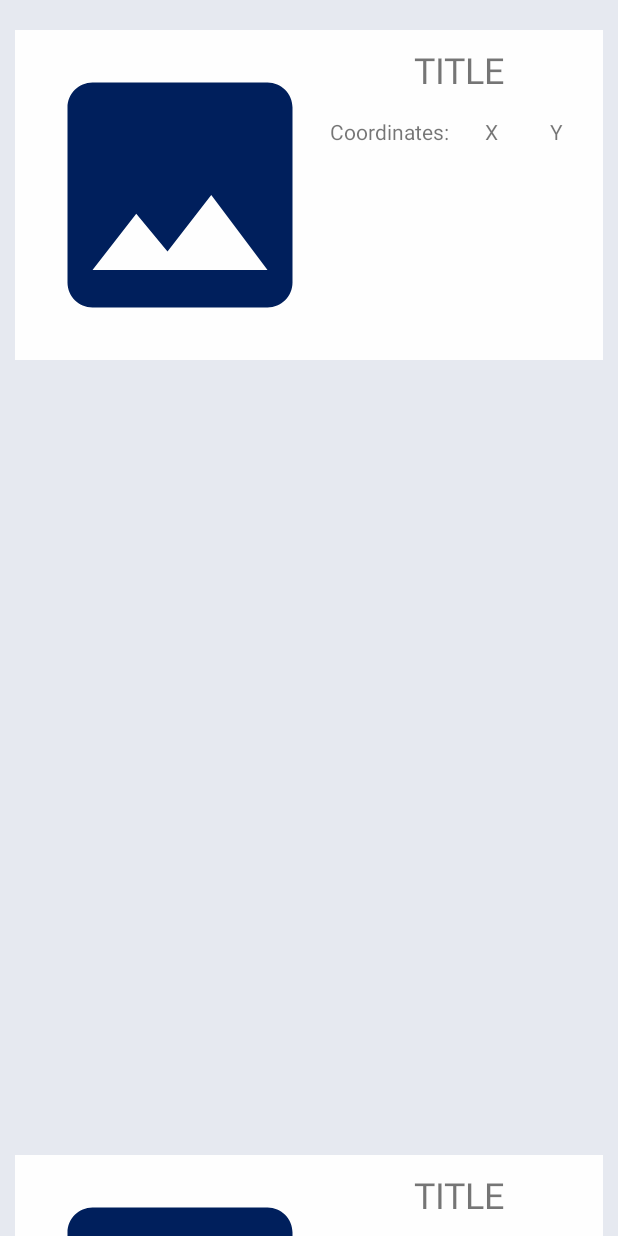
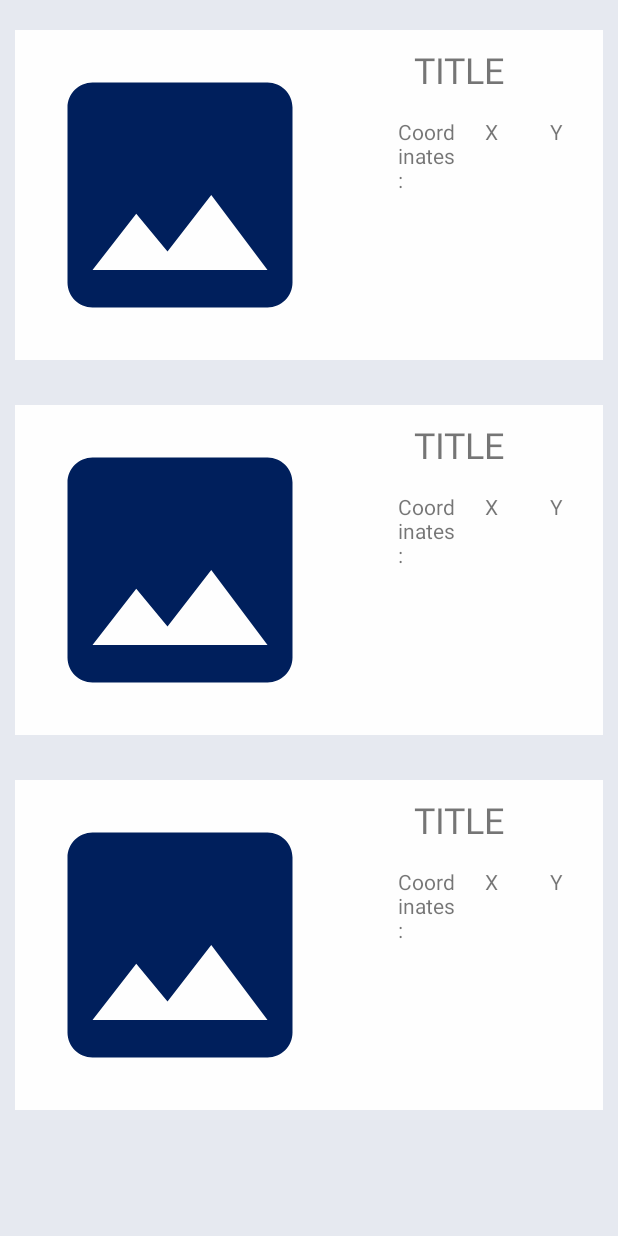
Before and after one commit to IMSGroup4/Application, an Android app: the layout fragment_obstacles.xml on its own in the app's theme, with its tools: preview values and no code run, on a phone screen of 412 x 824 dp. Run offline under Robolectric (Android 15) with nearby library versions, the phone set to English and light mode, and no system bars; network calls fail.

Commit message:
fixed obstacles item bug

```diff
--- a/app/src/main/res/layout/fragment_obstacles.xml
+++ b/app/src/main/res/layout/fragment_obstacles.xml
@@ -9,7 +9,7 @@
     <androidx.constraintlayout.widget.ConstraintLayout
         android:layout_width="match_parent"
         android:layout_height="wrap_content"
-        android:layout_marginTop="30sp"
+        android:layout_marginTop="20sp"
         tools:ignore="MissingConstraints">
             <androidx.recyclerview.widget.RecyclerView
                 android:id="@+id/recycle_view"
--- a/app/src/main/res/layout/home_activity.xml
+++ b/app/src/main/res/layout/home_activity.xml
@@ -99,7 +99,7 @@
             android:id="@+id/map_button"
             android:layout_width="wrap_content"
             android:layout_height="wrap_content"
-            android:layout_weight="1.5"
+            android:layout_weight="1"
             android:backgroundTint="@color/main_color"
             android:drawableTop="@drawable/map"
             android:padding="20sp"
--- a/app/src/main/res/layout/obstacle_item.xml
+++ b/app/src/main/res/layout/obstacle_item.xml
@@ -2,7 +2,7 @@
 <androidx.constraintlayout.widget.ConstraintLayout xmlns:android="http://schemas.android.com/apk/res/android"
     xmlns:tools="http://schemas.android.com/tools"
     android:layout_width="match_parent"
-    android:layout_height="match_parent"
+    android:layout_height="wrap_content"
     xmlns:app="http://schemas.android.com/apk/res-auto">
     <LinearLayout
         android:layout_width="match_parent"
@@ -51,6 +51,7 @@
                         android:layout_width="match_parent"
                         android:layout_height="wrap_content"
                         android:text="Coordinates:"
+                        android:layout_marginLeft="45sp"
                         android:layout_weight="1"
                         />
 
```
